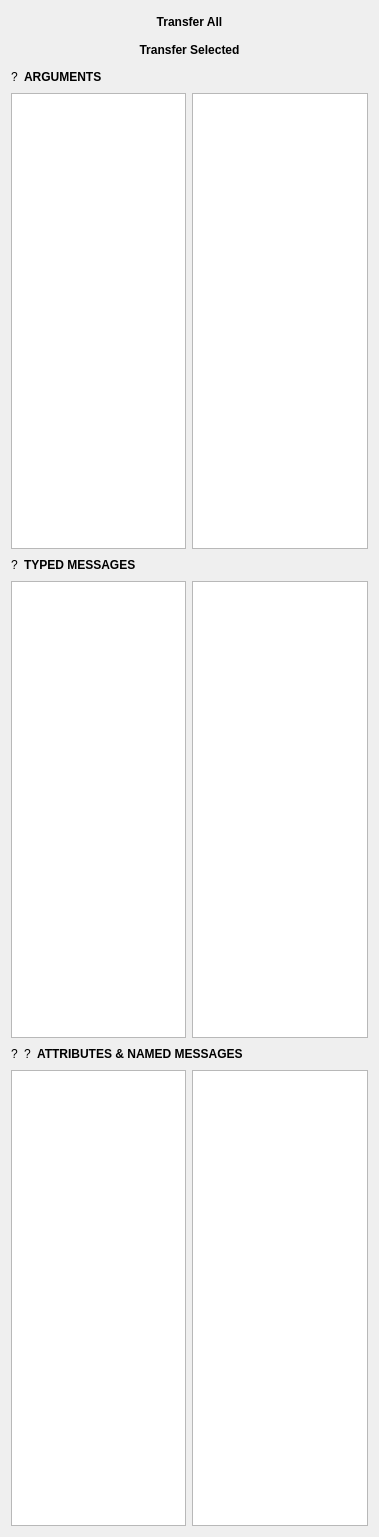
First picture: the form in Suggest/SuggestWidget.ui, repository xavierxeon-music/HelpForMax, before the edit.
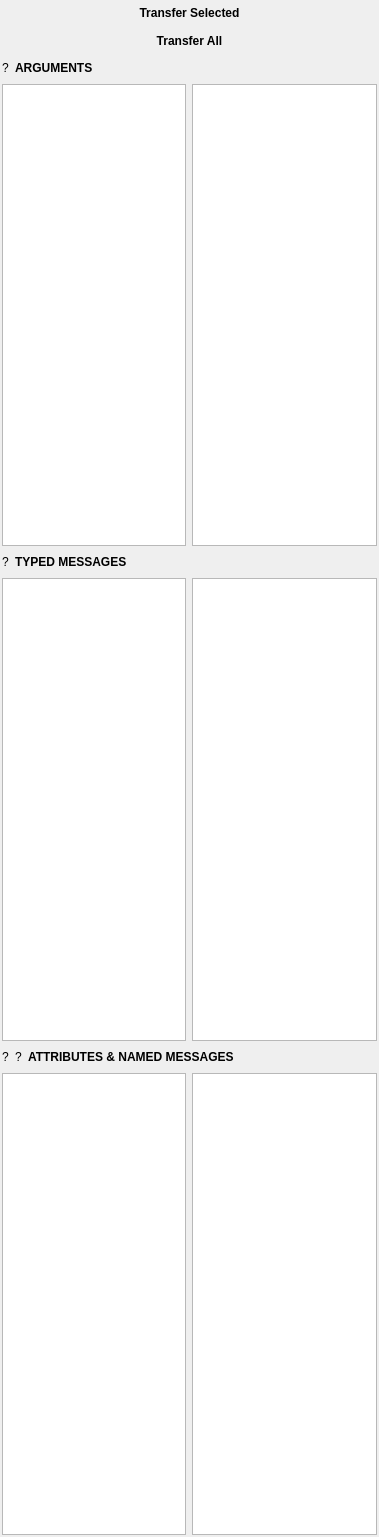
Second picture: the form after the edit. Custom widgets are drawn as their Qt base class.

What changed in the file:
```diff
--- a/Suggest/SuggestWidget.ui
+++ b/Suggest/SuggestWidget.ui
@@ -14,48 +14,31 @@
    <string>Form</string>
   </property>
   <layout class="QGridLayout" name="gridLayout">
-   <item row="3" column="0">
+   <property name="leftMargin">
+    <number>2</number>
+   </property>
+   <property name="topMargin">
+    <number>2</number>
+   </property>
+   <property name="rightMargin">
+    <number>2</number>
+   </property>
+   <property name="bottomMargin">
+    <number>2</number>
+   </property>
+   <item row="4" column="1">
+    <widget class="QTreeView" name="argumentPatchTree"/>
+   </item>
+   <item row="6" column="1">
+    <widget class="QTreeView" name="typedMessagePatchTree"/>
+   </item>
+   <item row="4" column="0">
     <widget class="Suggest::TreeView" name="argumentSuggestTree"/>
    </item>
-   <item row="6" column="0" colspan="2">
-    <layout class="QHBoxLayout" name="horizontalLayout_3">
-     <item>
-      <widget class="QLabel" name="attributeIcon">
-       <property name="text">
-        <string>?</string>
-       </property>
-      </widget>
-     </item>
-     <item>
-      <widget class="QLabel" name="nameMessageIcon">
-       <property name="text">
-        <string>?</string>
-       </property>
-      </widget>
-     </item>
-     <item>
-      <widget class="QLabel" name="namedMessageInfo">
-       <property name="text">
-        <string>&lt;html&gt;&lt;head/&gt;&lt;body&gt;&lt;p&gt;&lt;span style=&quot; font-weight:700;&quot;&gt;ATTRIBUTES &amp;amp; NAMED MESSAGES &lt;/span&gt;&lt;/p&gt;&lt;/body&gt;&lt;/html&gt;</string>
-       </property>
-      </widget>
-     </item>
-     <item>
-      <spacer name="horizontalSpacer_3">
-       <property name="orientation">
-        <enum>Qt::Orientation::Horizontal</enum>
-       </property>
-       <property name="sizeHint" stdset="0">
-        <size>
-         <width>40</width>
-         <height>20</height>
-        </size>
-       </property>
-      </spacer>
-     </item>
-    </layout>
+   <item row="6" column="0">
+    <widget class="Suggest::TreeView" name="typedMessageSuggestTree"/>
    </item>
-   <item row="2" column="0" colspan="2">
+   <item row="3" column="0" colspan="2">
     <layout class="QHBoxLayout" name="horizontalLayout">
      <item>
       <widget class="QLabel" name="argumentIcon">
@@ -89,27 +72,31 @@
      </item>
     </layout>
    </item>
-   <item row="7" column="0">
-    <widget class="Suggest::TreeView" name="namedMessageSuggestTree"/>
-   </item>
-   <item row="4" column="0" colspan="2">
-    <layout class="QHBoxLayout" name="horizontalLayout_2">
+   <item row="7" column="0" colspan="2">
+    <layout class="QHBoxLayout" name="horizontalLayout_3">
      <item>
-      <widget class="QLabel" name="typedMessageIcon">
+      <widget class="QLabel" name="attributeIcon">
        <property name="text">
         <string>?</string>
        </property>
       </widget>
      </item>
      <item>
-      <widget class="QLabel" name="typedMessageInfo">
+      <widget class="QLabel" name="nameMessageIcon">
        <property name="text">
-        <string>&lt;html&gt;&lt;head/&gt;&lt;body&gt;&lt;p&gt;&lt;span style=&quot; font-weight:700;&quot;&gt;TYPED MESSAGES&lt;/span&gt;&lt;/p&gt;&lt;/body&gt;&lt;/html&gt;</string>
+        <string>?</string>
        </property>
       </widget>
      </item>
      <item>
-      <spacer name="horizontalSpacer_2">
+      <widget class="QLabel" name="namedMessageInfo">
+       <property name="text">
+        <string>&lt;html&gt;&lt;head/&gt;&lt;body&gt;&lt;p&gt;&lt;span style=&quot; font-weight:700;&quot;&gt;ATTRIBUTES &amp;amp; NAMED MESSAGES &lt;/span&gt;&lt;/p&gt;&lt;/body&gt;&lt;/html&gt;</string>
+       </property>
+      </widget>
+     </item>
+     <item>
+      <spacer name="horizontalSpacer_3">
        <property name="orientation">
         <enum>Qt::Orientation::Horizontal</enum>
        </property>
@@ -123,19 +110,7 @@
      </item>
     </layout>
    </item>
-   <item row="3" column="1">
-    <widget class="QTreeView" name="argumentPatchTree"/>
-   </item>
-   <item row="5" column="1">
-    <widget class="QTreeView" name="typedMessagePatchTree"/>
-   </item>
-   <item row="5" column="0">
-    <widget class="Suggest::TreeView" name="typedMessageSuggestTree"/>
-   </item>
-   <item row="7" column="1">
-    <widget class="QTreeView" name="namedMessagePatchTree"/>
-   </item>
-   <item row="0" column="0" colspan="2">
+   <item row="1" column="0" colspan="2">
     <widget class="QPushButton" name="transferAllButton">
      <property name="font">
       <font>
@@ -150,7 +125,44 @@
      </property>
     </widget>
    </item>
-   <item row="1" column="0" colspan="2">
+   <item row="5" column="0" colspan="2">
+    <layout class="QHBoxLayout" name="horizontalLayout_2">
+     <item>
+      <widget class="QLabel" name="typedMessageIcon">
+       <property name="text">
+        <string>?</string>
+       </property>
+      </widget>
+     </item>
+     <item>
+      <widget class="QLabel" name="typedMessageInfo">
+       <property name="text">
+        <string>&lt;html&gt;&lt;head/&gt;&lt;body&gt;&lt;p&gt;&lt;span style=&quot; font-weight:700;&quot;&gt;TYPED MESSAGES&lt;/span&gt;&lt;/p&gt;&lt;/body&gt;&lt;/html&gt;</string>
+       </property>
+      </widget>
+     </item>
+     <item>
+      <spacer name="horizontalSpacer_2">
+       <property name="orientation">
+        <enum>Qt::Orientation::Horizontal</enum>
+       </property>
+       <property name="sizeHint" stdset="0">
+        <size>
+         <width>40</width>
+         <height>20</height>
+        </size>
+       </property>
+      </spacer>
+     </item>
+    </layout>
+   </item>
+   <item row="8" column="1">
+    <widget class="QTreeView" name="namedMessagePatchTree"/>
+   </item>
+   <item row="8" column="0">
+    <widget class="Suggest::TreeView" name="namedMessageSuggestTree"/>
+   </item>
+   <item row="0" column="0" colspan="2">
     <widget class="QPushButton" name="transferSelectedButton">
      <property name="font">
       <font>
```
